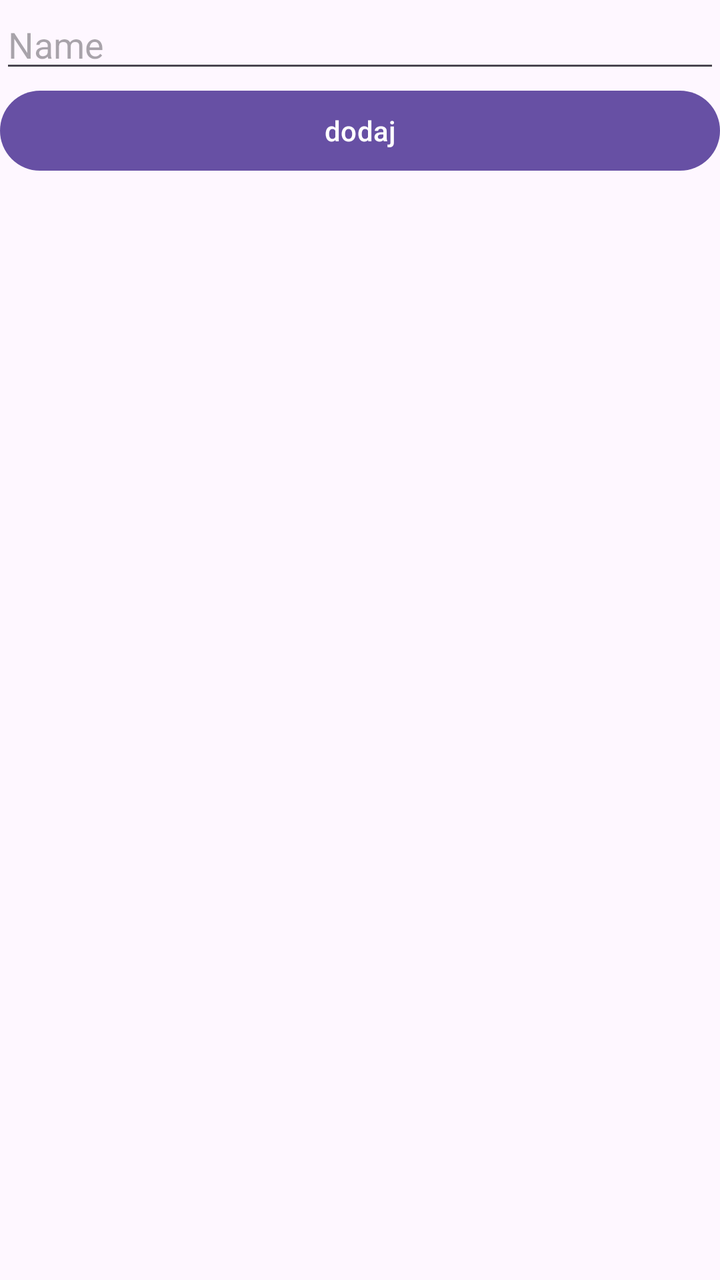
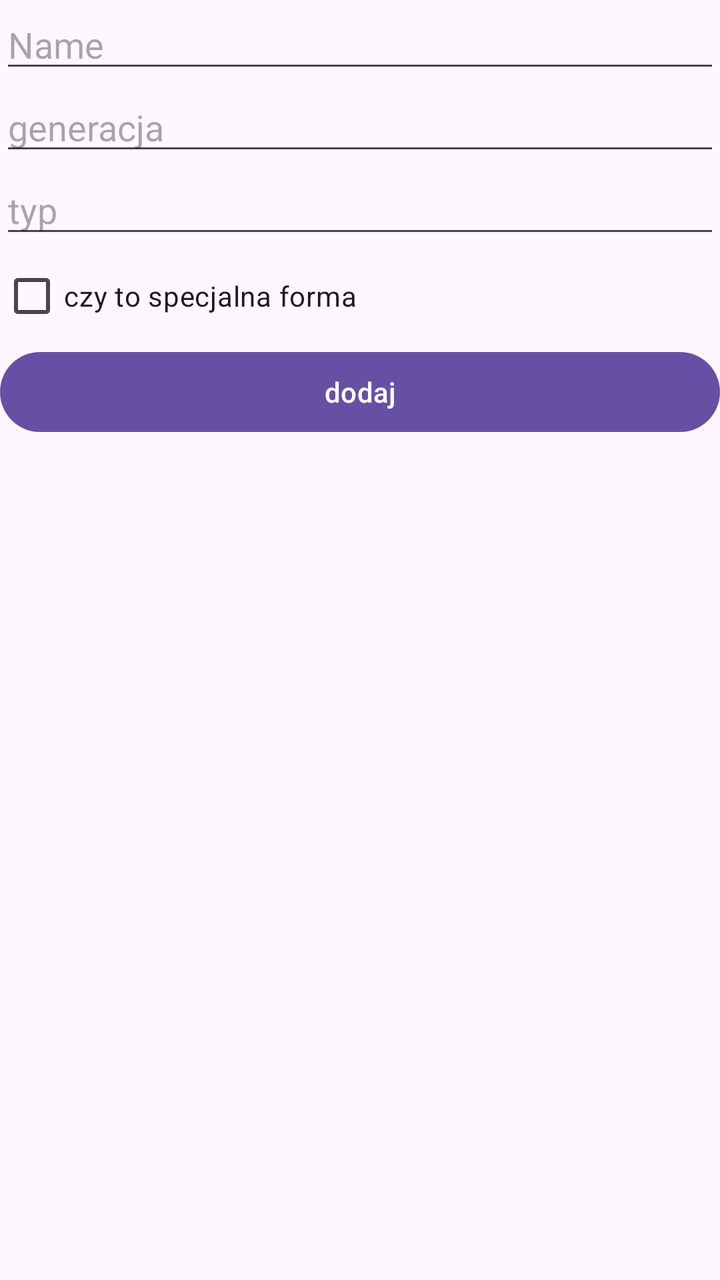

An Android layout rendered at two revisions. The XML below is the earlier revision; the diff shows what the commit changed to produce the second picture.
<!-- AndroidManifest.xml: application theme Theme.Zrobtosamfajer -->
<!-- res/layout/activity_main.xml -->
<?xml version="1.0" encoding="utf-8"?>
<LinearLayout xmlns:android="http://schemas.android.com/apk/res/android"
    xmlns:app="http://schemas.android.com/apk/res-auto"
    xmlns:tools="http://schemas.android.com/tools"
    android:id="@+id/main"
    android:layout_width="match_parent"
    android:layout_height="match_parent"
    android:orientation="vertical"
    tools:context=".MainActivity">

    <EditText
        android:id="@+id/editTextText"
        android:layout_width="match_parent"
        android:layout_height="wrap_content"
        android:inputType="text"
        android:hint="Name" />

    <Button
        android:id="@+id/button"
        android:layout_width="match_parent"
        android:layout_height="wrap_content"
        android:text="dodaj" />

    <Button
        android:id="@+id/button2"
        android:layout_width="match_parent"
        android:layout_height="wrap_content"
        android:text="aktualizuj"
        android:visibility="gone"/>

    <ListView
        android:id="@+id/listapok"
        android:layout_width="match_parent"
        android:layout_height="match_parent" />

</LinearLayout>
<!-- resources referenced by this layout -->
<resources>
  <style name="Theme.Zrobtosamfajer" parent="Base.Theme.Zrobtosamfajer" />
  <style name="Base.Theme.Zrobtosamfajer" parent="Theme.Material3.DayNight.NoActionBar">
          
          
      </style>
</resources>

<!-- the commit's change to res/layout/activity_main.xml (unified diff, before → after) -->
@@ -14,6 +14,28 @@
         android:layout_height="wrap_content"
         android:inputType="text"
         android:hint="Name" />
+
+    <EditText
+        android:id="@+id/editTextNumber"
+        android:layout_width="match_parent"
+        android:layout_height="wrap_content"
+        android:ems="10"
+        android:inputType="number"
+        android:hint="generacja"/>
+
+    <EditText
+        android:id="@+id/editTextText2"
+        android:layout_width="match_parent"
+        android:layout_height="wrap_content"
+        android:ems="10"
+        android:inputType="text"
+        android:hint="typ" />
+
+    <CheckBox
+        android:id="@+id/checkBox"
+        android:layout_width="match_parent"
+        android:layout_height="wrap_content"
+        android:text="czy to specjalna forma" />
 
     <Button
         android:id="@+id/button"
